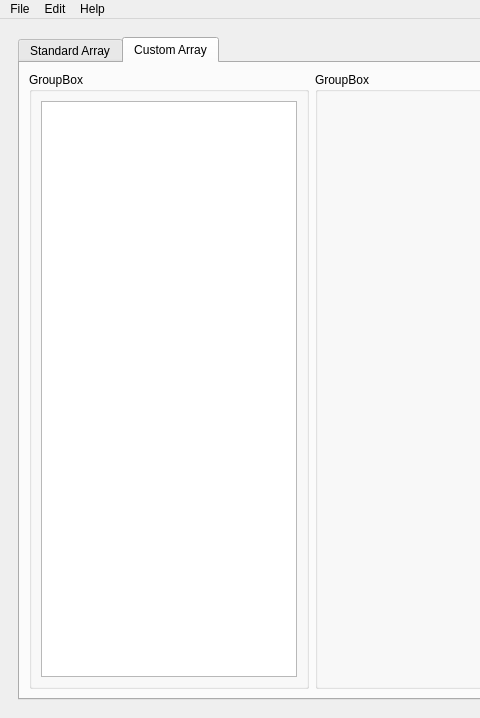
Old version of the form ui_array_analysis.ui in the repository rookiepeng/antenna-array-analysis; both pictures show x 0 to 480 and y 0 to 718 of the 1161 by 718 pixel window.
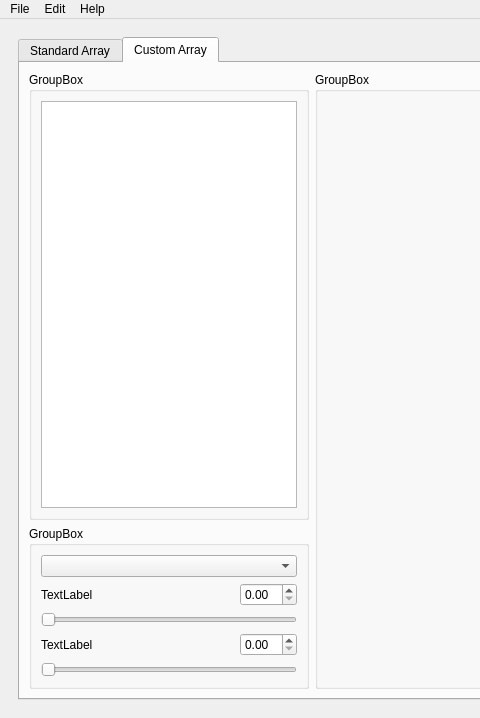
New version of the form. The open tabs and pages were chosen to show the change. Icons and pictures are not drawn.

Commit message: edit custom array tab

Patch:
```diff
--- a/ui_array_analysis.ui
+++ b/ui_array_analysis.ui
@@ -37,9 +37,18 @@
     </property>
     <item>
      <widget class="QTabWidget" name="tabWidget">
+      <property name="enabled">
+       <bool>true</bool>
+      </property>
       <property name="currentIndex">
        <number>0</number>
       </property>
+      <property name="tabsClosable">
+       <bool>false</bool>
+      </property>
+      <property name="tabBarAutoHide">
+       <bool>false</bool>
+      </property>
       <widget class="QWidget" name="tab_2">
        <attribute name="title">
         <string>Standard Array</string>
@@ -1039,16 +1048,100 @@
        </attribute>
        <layout class="QHBoxLayout" name="horizontalLayout_4">
         <item>
-         <widget class="QGroupBox" name="groupBox">
-          <property name="title">
-           <string>GroupBox</string>
-          </property>
-          <layout class="QVBoxLayout" name="verticalLayout">
-           <item>
-            <widget class="QTableView" name="tableView"/>
-           </item>
-          </layout>
-         </widget>
+         <layout class="QVBoxLayout" name="verticalLayout_3">
+          <item>
+           <widget class="QGroupBox" name="groupBox">
+            <property name="title">
+             <string>GroupBox</string>
+            </property>
+            <layout class="QVBoxLayout" name="verticalLayout">
+             <item>
+              <widget class="QTableView" name="tableView"/>
+             </item>
+            </layout>
+           </widget>
+          </item>
+          <item>
+           <widget class="QGroupBox" name="groupBox_3">
+            <property name="title">
+             <string>GroupBox</string>
+            </property>
+            <layout class="QVBoxLayout" name="verticalLayout_4">
+             <item>
+              <widget class="QComboBox" name="comboBox"/>
+             </item>
+             <item>
+              <layout class="QHBoxLayout" name="horizontalLayout_7">
+               <item>
+                <widget class="QLabel" name="label">
+                 <property name="text">
+                  <string>TextLabel</string>
+                 </property>
+                </widget>
+               </item>
+               <item>
+                <spacer name="horizontalSpacer_3">
+                 <property name="orientation">
+                  <enum>Qt::Horizontal</enum>
+                 </property>
+                 <property name="sizeHint" stdset="0">
+                  <size>
+                   <width>40</width>
+                   <height>20</height>
+                  </size>
+                 </property>
+                </spacer>
+               </item>
+               <item>
+                <widget class="QDoubleSpinBox" name="doubleSpinBox"/>
+               </item>
+              </layout>
+             </item>
+             <item>
+              <widget class="QSlider" name="horizontalSlider">
+               <property name="orientation">
+                <enum>Qt::Horizontal</enum>
+               </property>
+              </widget>
+             </item>
+             <item>
+              <layout class="QHBoxLayout" name="horizontalLayout_8">
+               <item>
+                <widget class="QLabel" name="label_2">
+                 <property name="text">
+                  <string>TextLabel</string>
+                 </property>
+                </widget>
+               </item>
+               <item>
+                <spacer name="horizontalSpacer_5">
+                 <property name="orientation">
+                  <enum>Qt::Horizontal</enum>
+                 </property>
+                 <property name="sizeHint" stdset="0">
+                  <size>
+                   <width>40</width>
+                   <height>20</height>
+                  </size>
+                 </property>
+                </spacer>
+               </item>
+               <item>
+                <widget class="QDoubleSpinBox" name="doubleSpinBox_2"/>
+               </item>
+              </layout>
+             </item>
+             <item>
+              <widget class="QSlider" name="horizontalSlider_2">
+               <property name="orientation">
+                <enum>Qt::Horizontal</enum>
+               </property>
+              </widget>
+             </item>
+            </layout>
+           </widget>
+          </item>
+         </layout>
         </item>
         <item>
          <widget class="QGroupBox" name="groupBox_2">
```
